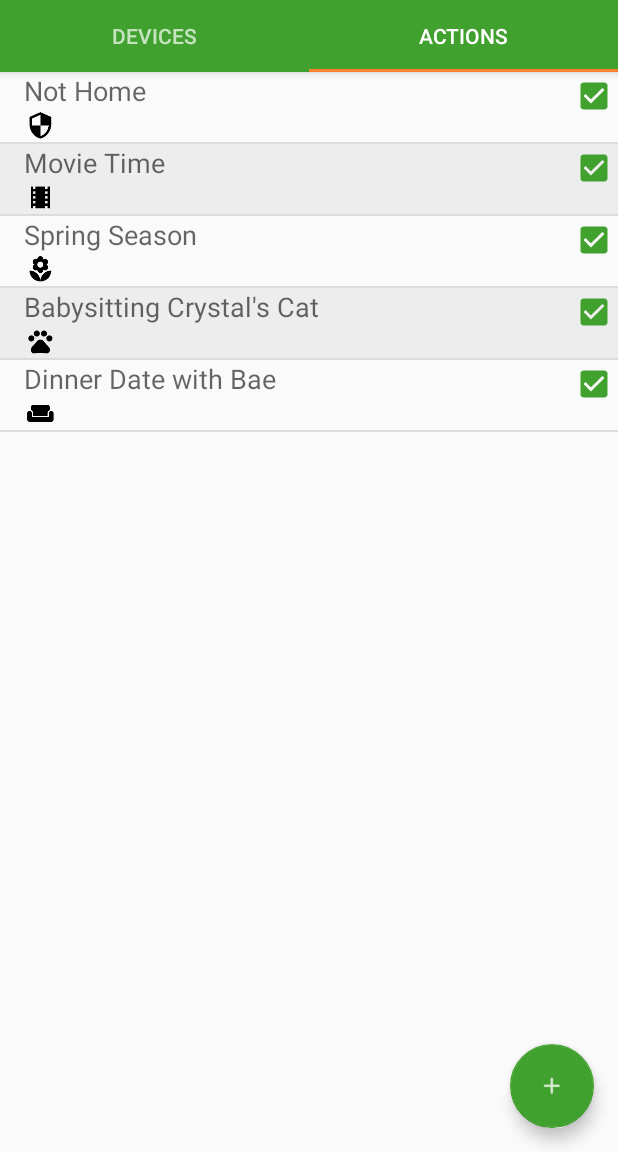
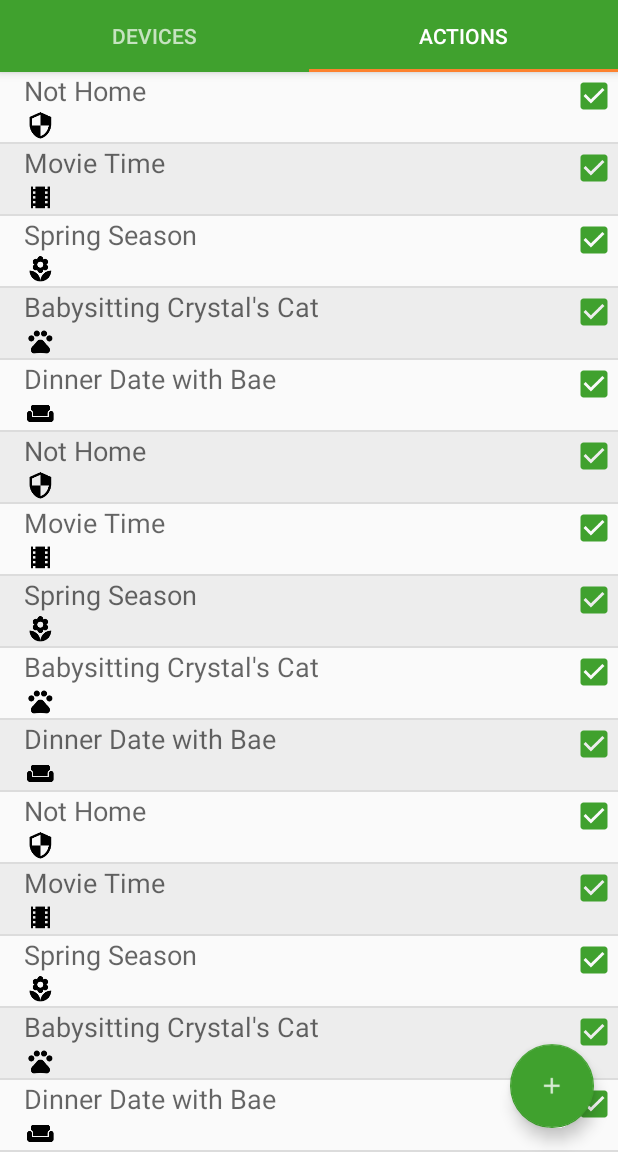
Before and after one commit to utdesign-iot/IoT-Browser, an Android app: the screen it shows after launch (MainActivity), tab 2 chosen, on a phone screen of 412 x 824 dp, the part 84-1236 px from its top. Run offline under Robolectric (Android 15) with nearby library versions, the phone set to English and light mode, and no system bars; 3 statements that could not run were skipped.

Commit message:
Fixed The ListView Cutoff Glitch
The list of devices/actions doesn't cut off at the bottom anymore.

```diff
--- a/app/src/main/java/activities/MainActivity.java
+++ b/app/src/main/java/activities/MainActivity.java
@@ -28,6 +28,7 @@ import android.support.v7.widget.Toolbar;
 import android.view.Menu;
 import android.view.MenuItem;
 import android.view.View;
+import android.view.ViewGroup;
 import android.widget.Toast;
 
 import com.utdesign.iot.baseui.R;
@@ -110,9 +111,10 @@ public class MainActivity extends AppCompatActivity {
         });
 
         ViewPagerAdapter adapter = new ViewPagerAdapter(getSupportFragmentManager());
-
         devicesFragment = new DevicesFragment();
         actionsFragment = new ActionsFragment();
+        devicesFragment.toolbarParams = mToolbar.getLayoutParams();
+        actionsFragment.toolbarParams = mToolbar.getLayoutParams();
 
 //        getFragmentManager().beginTransaction()
 //                .add(NearbyBeaconsFragment.newInstance(), NEARBY_BEACONS_FRAGMENT_TAG)
@@ -127,7 +129,7 @@ public class MainActivity extends AppCompatActivity {
         adapter.addFragment(actionsFragment, "Actions");
         mViewPager = (ViewPager)findViewById(R.id.viewpager);
         mViewPager.setAdapter(adapter);
-        mTabLayout = (TabLayout)findViewById(R.id.tablayout);
+        mTabLayout = (TabLayout) findViewById(R.id.tablayout);
         mTabLayout.setupWithViewPager(mViewPager);
 
         mTabLayout.setOnTabSelectedListener(new TabLayout.ViewPagerOnTabSelectedListener(mViewPager) {
@@ -230,7 +232,6 @@ public class MainActivity extends AppCompatActivity {
                 startActivity(new Intent(this, AboutActivity.class));
                 return true;
         }
-
         return super.onOptionsItemSelected(item);
     }
 
--- a/app/src/main/java/fragments/ActionsFragment.java
+++ b/app/src/main/java/fragments/ActionsFragment.java
@@ -20,13 +20,34 @@ import listitems.Action;
 
 public class ActionsFragment extends Fragment {
     ListView listView;
+    public ViewGroup.LayoutParams toolbarParams;
     String[] actionNames = {
+            "Not Home",
+            "Movie Time",
+            "Spring Season",
+            "Babysitting Crystal's Cat",
+            "Dinner Date with Bae",
+            "Not Home",
+            "Movie Time",
+            "Spring Season",
+            "Babysitting Crystal's Cat",
+            "Dinner Date with Bae",
             "Not Home",
             "Movie Time",
             "Spring Season",
             "Babysitting Crystal's Cat",
             "Dinner Date with Bae"};
     int[] icons = {
+            R.mipmap.ic_security_shield,
+            R.mipmap.ic_movie,
+            R.mipmap.ic_flower,
+            R.mipmap.ic_pets,
+            R.mipmap.ic_sofa,
+            R.mipmap.ic_security_shield,
+            R.mipmap.ic_movie,
+            R.mipmap.ic_flower,
+            R.mipmap.ic_pets,
+            R.mipmap.ic_sofa,
             R.mipmap.ic_security_shield,
             R.mipmap.ic_movie,
             R.mipmap.ic_flower,
@@ -43,6 +64,14 @@ public class ActionsFragment extends Fragment {
             Action action = new Action(actionNames[i], icons[i]);
             actions.add(action);
         }
+    }
+
+    public void setLayoutParams()
+    {
+        ViewGroup.LayoutParams params = listView.getLayoutParams();
+        params.height = listView.getHeight() - toolbarParams.height;
+        listView.setLayoutParams(params);
+        listView.requestLayout();
     }
 
     @Override
@@ -64,6 +93,13 @@ public class ActionsFragment extends Fragment {
             }
         });
 
+        listView.post(new Runnable() {
+            @Override
+            public void run() {
+                setLayoutParams();
+            }
+        });
+
         return view;
     }
 
@@ -74,4 +110,5 @@ public class ActionsFragment extends Fragment {
         }
         return actionsAdapter;
     }
+
 }
--- a/app/src/main/java/fragments/DevicesFragment.java
+++ b/app/src/main/java/fragments/DevicesFragment.java
@@ -4,6 +4,7 @@ import android.content.Intent;
 import android.os.Bundle;
 import android.support.v4.app.Fragment;
 import android.view.LayoutInflater;
+import android.view.MotionEvent;
 import android.view.View;
 import android.view.ViewGroup;
 import android.widget.AdapterView;
@@ -25,6 +26,7 @@ public class DevicesFragment extends Fragment {
     ListView listView;
     public NearbyBeaconsFragment.NearbyBeaconsAdapter adapter;
     public DevicesAdapter devicesAdapter;
+    public ViewGroup.LayoutParams toolbarParams;
     String[] deviceNames = {
             "Humpus Wumpus",
             "Candy Man",
@@ -47,11 +49,18 @@ public class DevicesFragment extends Fragment {
         for(int i = 0; i < deviceNames.length; i++) {
             devices.add(new Device(deviceNames[i], imageIds[i], descriptions[i]));
         }
-
     }
 
     public void setAdapter(NearbyBeaconsFragment.NearbyBeaconsAdapter adapter) {
         this.adapter = adapter;
+    }
+
+    public void setLayoutParams()
+    {
+        ViewGroup.LayoutParams params = listView.getLayoutParams();
+        params.height = listView.getHeight() - toolbarParams.height;
+        listView.setLayoutParams(params);
+        listView.requestLayout();
     }
 
     public NearbyBeaconsFragment.NearbyBeaconsAdapter getDevicesAdapter() {
@@ -86,6 +95,14 @@ public class DevicesFragment extends Fragment {
             }
         });
 
+        listView.post(new Runnable()
+        {
+            @Override
+            public void run()
+            {
+                setLayoutParams();
+            }
+        });
 
         return rootView;
     }
```
